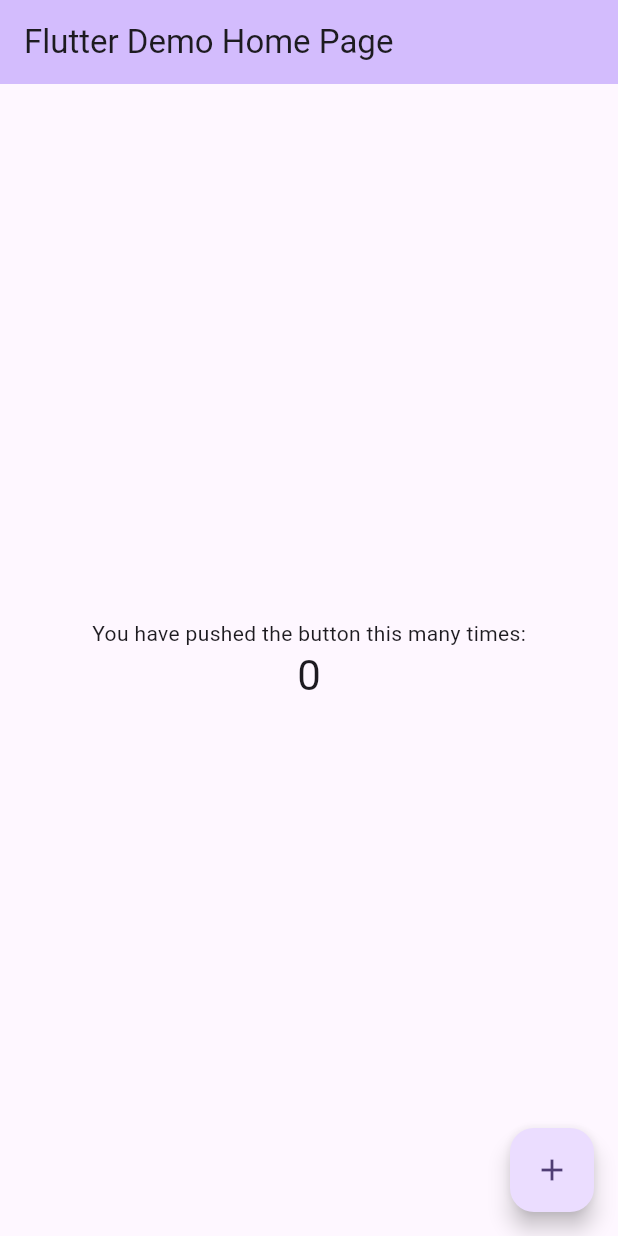
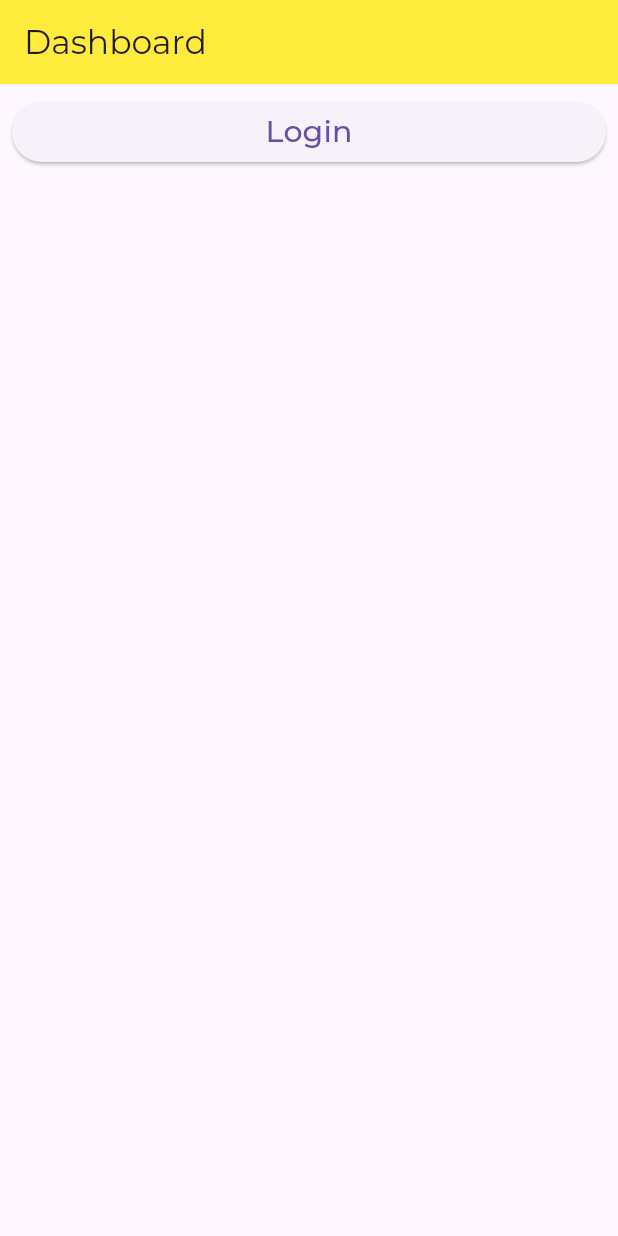
Before and after one commit to shresthabatsal/project_ease, a Flutter app: the screen it shows after launch, on a phone screen of 412 x 824 dp. Run offline on Flutter 3.47's test engine with Material 3 defaults, Android fonts, the phone set to English and light mode, and no system bars.

Commit message:
add fonts and primary color

```diff
--- /dev/null
+++ b/lib/app.dart
@@ -0,0 +1,17 @@
+import 'package:flutter/material.dart';
+import 'package:project_ease/screens/dashboard_screen.dart';
+
+class App extends StatelessWidget {
+  const App({super.key});
+
+  @override
+  Widget build(BuildContext context) {
+    return MaterialApp(
+      theme: ThemeData(
+        fontFamily: "Montserrat"
+      ),
+      debugShowCheckedModeBanner: false,
+      home: DashboardScreen()
+    );
+  }
+}
--- /dev/null
+++ b/lib/app/theme/app_colors.dart
@@ -0,0 +1,5 @@
+import 'package:flutter/widgets.dart';
+
+class AppColors{
+  static const primary = Color(0xFFF6B60D);
+}
--- a/lib/main.dart
+++ b/lib/main.dart
@@ -1,122 +1,6 @@
 import 'package:flutter/material.dart';
+import 'package:project_ease/app.dart';
 
-void main() {
-  runApp(const MyApp());
+void main(){
+  runApp(App());
 }
-
-class MyApp extends StatelessWidget {
-  const MyApp({super.key});
-
-  // This widget is the root of your application.
-  @override
-  Widget build(BuildContext context) {
-    return MaterialApp(
-      title: 'Flutter Demo',
-      theme: ThemeData(
-        // This is the theme of your application.
-        //
-        // TRY THIS: Try running your application with "flutter run". You'll see
-        // the application has a purple toolbar. Then, without quitting the app,
-        // try changing the seedColor in the colorScheme below to Colors.green
-        // and then invoke "hot reload" (save your changes or press the "hot
-        // reload" button in a Flutter-supported IDE, or press "r" if you used
-        // the command line to start the app).
-        //
-        // Notice that the counter didn't reset back to zero; the application
-        // state is not lost during the reload. To reset the state, use hot
-        // restart instead.
-        //
-        // This works for code too, not just values: Most code changes can be
-        // tested with just a hot reload.
-        colorScheme: ColorScheme.fromSeed(seedColor: Colors.deepPurple),
-      ),
-      home: const MyHomePage(title: 'Flutter Demo Home Page'),
-    );
-  }
-}
-
-class MyHomePage extends StatefulWidget {
-  const MyHomePage({super.key, required this.title});
-
-  // This widget is the home page of your application. It is stateful, meaning
-  // that it has a State object (defined below) that contains fields that affect
-  // how it looks.
-
-  // This class is the configuration for the state. It holds the values (in this
-  // case the title) provided by the parent (in this case the App widget) and
-  // used by the build method of the State. Fields in a Widget subclass are
-  // always marked "final".
-
-  final String title;
-
-  @override
-  State<MyHomePage> createState() => _MyHomePageState();
-}
-
-class _MyHomePageState extends State<MyHomePage> {
-  int _counter = 0;
-
-  void _incrementCounter() {
-    setState(() {
-      // This call to setState tells the Flutter framework that something has
-      // changed in this State, which causes it to rerun the build method below
-      // so that the display can reflect the updated values. If we changed
-      // _counter without calling setState(), then the build method would not be
-      // called again, and so nothing would appear to happen.
-      _counter++;
-    });
-  }
-
-  @override
-  Widget build(BuildContext context) {
-    // This method is rerun every time setState is called, for instance as done
-    // by the _incrementCounter method above.
-    //
-    // The Flutter framework has been optimized to make rerunning build methods
-    // fast, so that you can just rebuild anything that needs updating rather
-    // than having to individually change instances of widgets.
-    return Scaffold(
-      appBar: AppBar(
-        // TRY THIS: Try changing the color here to a specific color (to
-        // Colors.amber, perhaps?) and trigger a hot reload to see the AppBar
-        // change color while the other colors stay the same.
-        backgroundColor: Theme.of(context).colorScheme.inversePrimary,
-        // Here we take the value from the MyHomePage object that was created by
-        // the App.build method, and use it to set our appbar title.
-        title: Text(widget.title),
-      ),
-      body: Center(
-        // Center is a layout widget. It takes a single child and positions it
-        // in the middle of the parent.
-        child: Column(
-          // Column is also a layout widget. It takes a list of children and
-          // arranges them vertically. By default, it sizes itself to fit its
-          // children horizontally, and tries to be as tall as its parent.
-          //
-          // Column has various properties to control how it sizes itself and
-          // how it positions its children. Here we use mainAxisAlignment to
-          // center the children vertically; the main axis here is the vertical
-          // axis because Columns are vertical (the cross axis would be
-          // horizontal).
-          //
-          // TRY THIS: Invoke "debug painting" (choose the "Toggle Debug Paint"
-          // action in the IDE, or press "p" in the console), to see the
-          // wireframe for each widget.
-          mainAxisAlignment: MainAxisAlignment.center,
-          children: <Widget>[
-            const Text('You have pushed the button this many times:'),
-            Text(
-              '$_counter',
-              style: Theme.of(context).textTheme.headlineMedium,
-            ),
-          ],
-        ),
-      ),
-      floatingActionButton: FloatingActionButton(
-        onPressed: _incrementCounter,
-        tooltip: 'Increment',
-        child: const Icon(Icons.add),
-      ), // This trailing comma makes auto-formatting nicer for build methods.
-    );
-  }
-}
--- /dev/null
+++ b/lib/screens/dashboard_screen.dart
@@ -0,0 +1,30 @@
+import 'package:flutter/material.dart';
+import 'package:project_ease/screens/login_screen.dart';
+
+class DashboardScreen extends StatelessWidget {
+  const DashboardScreen({super.key});
+
+  @override
+  Widget build(BuildContext context) {
+    return Scaffold(
+      appBar: AppBar(
+        title: Text("Dashboard"),
+        backgroundColor: Colors.yellow,
+      ),
+      body: Padding(padding: const EdgeInsets.all(8),
+      child: SingleChildScrollView(
+        child: Column(
+          children: [
+            SizedBox(
+              width: double.infinity,
+              child: ElevatedButton(
+                onPressed: (){
+                  Navigator.push(context, MaterialPageRoute(builder: (context) => const LoginScreen()));
+                }, child: Text("Login", style: TextStyle(fontSize: 20),)),
+            )
+          ],
+        ),
+      ),),
+    );
+  }
+}
```
Also changed, not shown: lib/screens/login_screen.dart (added, +16 -0 lines), pubspec.yaml (+16 -0 lines), assets/fonts/Montserrat-Bold.ttf (added), assets/fonts/Montserrat-Italic.ttf (added), assets/fonts/Montserrat-Medium.ttf (added), assets/fonts/Montserrat-MediumItalic.ttf (added), assets/fonts/Montserrat-Regular.ttf (added), 1 other file.
